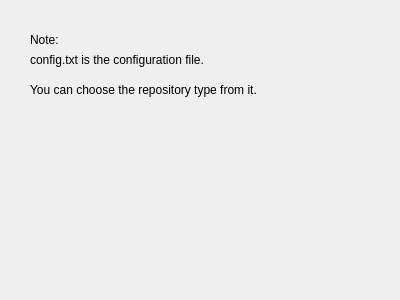
Qt form dialog.ui (Calandrinon/OOP-Assignment-11-12) before a commit.
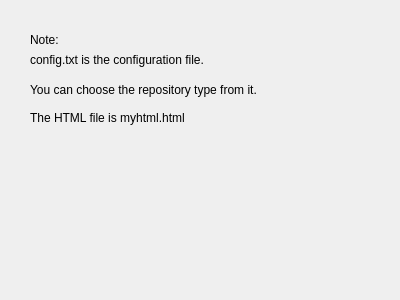
The same form after that commit.

Commit message: Add new text to the dialog window

```diff
--- a/dialog.ui
+++ b/dialog.ui
@@ -52,6 +52,19 @@
     <string>You can choose the repository type from it.</string>
    </property>
   </widget>
+  <widget class="QLabel" name="label_4">
+   <property name="geometry">
+    <rect>
+     <x>30</x>
+     <y>110</y>
+     <width>321</width>
+     <height>16</height>
+    </rect>
+   </property>
+   <property name="text">
+    <string>The HTML file is myhtml.html</string>
+   </property>
+  </widget>
  </widget>
  <resources/>
  <connections/>
```
